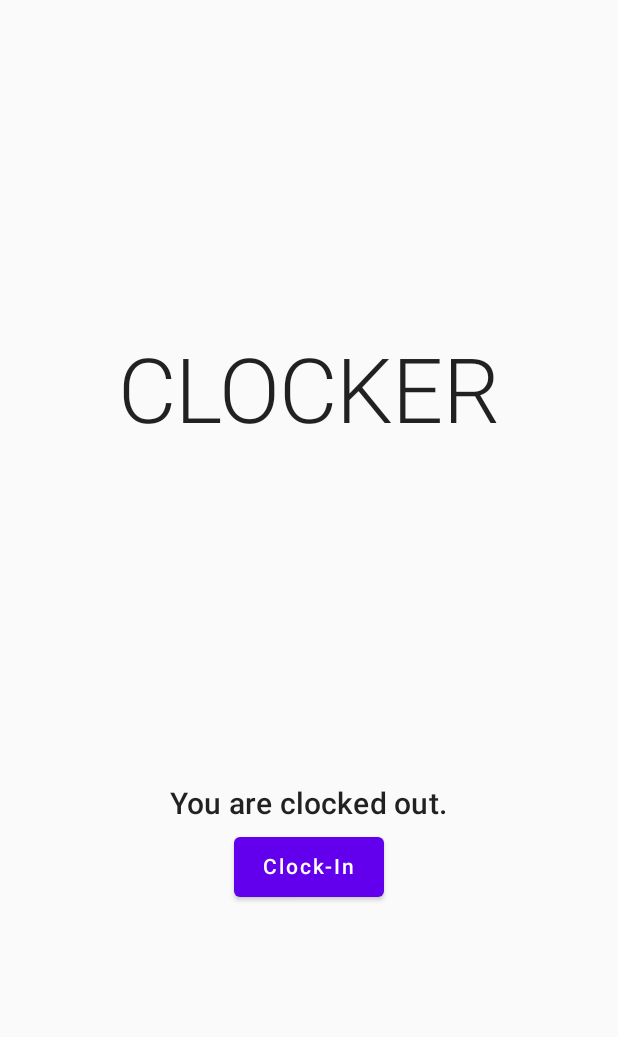
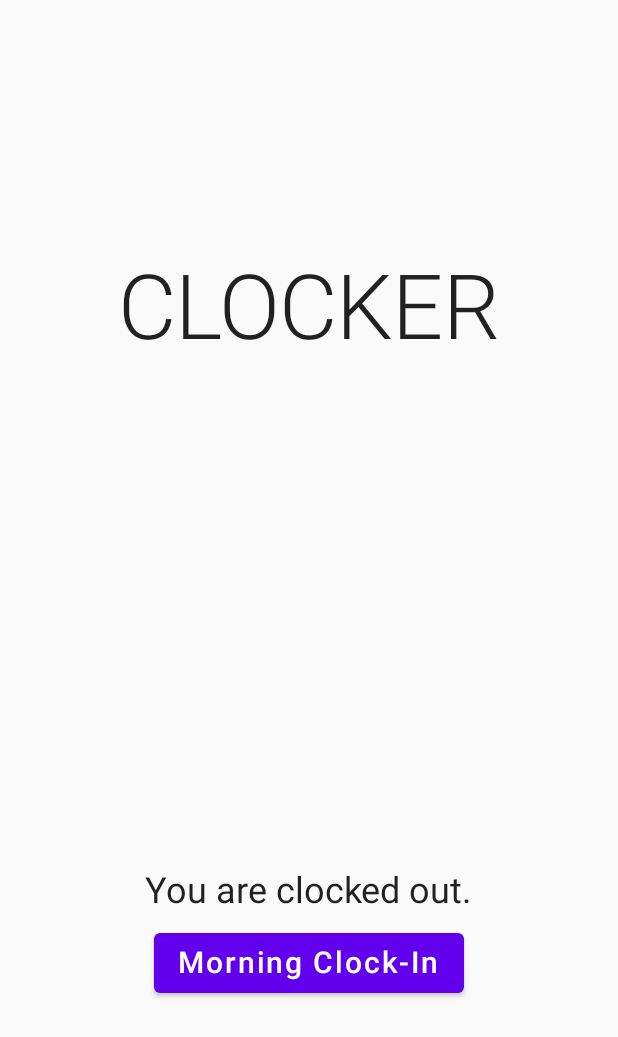
Before and after one commit to GaryKam/auto-adp, an Android app built with Jetpack Compose: the screen it shows after launch (MainActivity), on a phone screen of 412 x 824 dp. Shown: the top 1037 px of the screen. Run offline under Robolectric (Android 15) with nearby library versions, the phone set to English and light mode, and no system bars.

Commit message:
schedule an alarm for clock-in

```diff
--- a/app/src/main/AndroidManifest.xml
+++ b/app/src/main/AndroidManifest.xml
@@ -2,6 +2,8 @@
 <manifest xmlns:android="http://schemas.android.com/apk/res/android"
     xmlns:tools="http://schemas.android.com/tools"
     package="io.github.garykam.clocker">
+
+    <uses-permission android:name="com.android.alarm.permission.SET_ALARM" />
 
     <application
         android:allowBackup="true"
--- a/app/src/main/java/io/github/garykam/clocker/MainActivity.kt
+++ b/app/src/main/java/io/github/garykam/clocker/MainActivity.kt
@@ -1,13 +1,16 @@
 package io.github.garykam.clocker
 
+import android.content.Intent
 import android.os.Bundle
+import android.provider.AlarmClock
 import androidx.activity.ComponentActivity
 import androidx.activity.compose.setContent
 import androidx.activity.viewModels
-import androidx.compose.animation.core.animateDpAsState
-import androidx.compose.animation.core.tween
-import androidx.compose.foundation.background
-import androidx.compose.foundation.layout.*
+import androidx.compose.animation.AnimatedVisibility
+import androidx.compose.foundation.layout.Box
+import androidx.compose.foundation.layout.Column
+import androidx.compose.foundation.layout.fillMaxSize
+import androidx.compose.foundation.layout.padding
 import androidx.compose.material.Button
 import androidx.compose.material.MaterialTheme
 import androidx.compose.material.Text
@@ -15,7 +18,9 @@ import androidx.compose.runtime.*
 import androidx.compose.ui.Alignment
 import androidx.compose.ui.Modifier
 import androidx.compose.ui.unit.dp
+import androidx.compose.ui.unit.sp
 import io.github.garykam.clocker.ui.theme.AppTheme
+import java.util.*
 
 class MainActivity : ComponentActivity() {
     private val mainViewModel: MainViewModel by viewModels()
@@ -27,15 +32,29 @@ class MainActivity : ComponentActivity() {
             AppTheme {
                 Column(
                     modifier = Modifier.fillMaxSize(),
-                    verticalArrangement = Arrangement.SpaceEvenly,
                     horizontalAlignment = Alignment.CenterHorizontally
                 ) {
-                    ClockerTitle()
-                    Column(horizontalAlignment = Alignment.CenterHorizontally) {
-                        ClockerText(mainViewModel.clockedIn)
+                    Box(
+                        modifier = Modifier.weight(2F),
+                        contentAlignment = Alignment.Center
+                    ) {
+                        ClockerTitle()
+                    }
+
+                    Box(
+                        modifier = Modifier.weight(1F),
+                        contentAlignment = Alignment.BottomCenter
+                    ) {
+                        ClockerText(clockedIn = mainViewModel.clockedIn)
+                    }
+
+                    Box(
+                        modifier = Modifier.weight(1F),
+                        contentAlignment = Alignment.TopCenter
+                    ) {
                         ClockerButton(
-                            mainViewModel.clockedIn,
-                            onClockChange = { mainViewModel.clockInOut() })
+                            getString(R.string.clock_in_morning)
+                        ) { mainViewModel.clockInOut() }
                     }
                 }
             }
@@ -53,36 +72,46 @@ class MainActivity : ComponentActivity() {
     @Composable
     private fun ClockerText(clockedIn: Boolean) {
         Text(
-            text = if (clockedIn) getString(R.string.clocked_in) else getString(R.string.clocked_out),
+            text = if (clockedIn) {
+                getString(R.string.clocked_in)
+            } else {
+                getString(R.string.clocked_out)
+            },
             modifier = Modifier.padding(bottom = 10.dp),
-            style = MaterialTheme.typography.h6
+            style = MaterialTheme.typography.h5
         )
     }
 
     @Composable
-    private fun ClockerButton(clockedIn: Boolean, onClockChange: () -> Unit) {
-        var widthState by remember { mutableStateOf(100.dp) }
-        val width by animateDpAsState(
-            targetValue = widthState,
-            tween(durationMillis = ANIMATION_DURATION)
-        )
+    private fun ClockerButton(text: String, onClockChange: () -> Unit) {
+        var visible by remember { mutableStateOf(true) }
 
-        Button(
-            onClick = {
-                onClockChange()
-                widthState = 0.dp
-            },
-            modifier = Modifier.size(width, 40.dp)
-        ) {
-            if (clockedIn) {
-                Text(text = getString(R.string.clock_out), softWrap = false)
-            } else {
-                Text(text = getString(R.string.clock_in), softWrap = false)
+        AnimatedVisibility(visible = visible) {
+            Button(
+                onClick = {
+                    visible = !visible
+                    scheduleAlarm()
+                    onClockChange()
+                }
+            ) {
+                Text(text = text, fontSize = 20.sp)
             }
         }
     }
 
-    companion object {
-        const val ANIMATION_DURATION = 500
+    private fun scheduleAlarm() {
+        val calendar = Calendar.getInstance().also {
+            it.add(Calendar.HOUR, 1)
+        }
+
+        val intent = Intent(AlarmClock.ACTION_SET_ALARM).apply {
+            putExtra(AlarmClock.EXTRA_HOUR, calendar.get(Calendar.HOUR_OF_DAY))
+            putExtra(AlarmClock.EXTRA_MINUTES, calendar.get(Calendar.MINUTE))
+            putExtra(AlarmClock.EXTRA_MESSAGE, "Clock-Out")
+            putExtra(AlarmClock.EXTRA_VIBRATE, true)
+            putExtra(AlarmClock.EXTRA_SKIP_UI, true)
+        }
+
+        startActivity(intent)
     }
 }
--- a/app/src/main/res/values/strings.xml
+++ b/app/src/main/res/values/strings.xml
@@ -1,6 +1,7 @@
 <resources>
     <string name="app_name">Clocker</string>
-    <string name="clock_in">Clock-In</string>
+    <string name="clock_in_morning">Morning Clock-In</string>
+    <string name="clock_in_lunch">Lunch Clock-In</string>
     <string name="clock_out">Clock-Out</string>
     <string name="clocked_in">You are clocked in.</string>
     <string name="clocked_out">You are clocked out.</string>
```
Also changed, not shown: app/build.gradle (+5 -5 lines), app/src/main/java/io/github/garykam/clocker/MainViewModel.kt (+1 -7 lines), build.gradle (+4 -4 lines).
